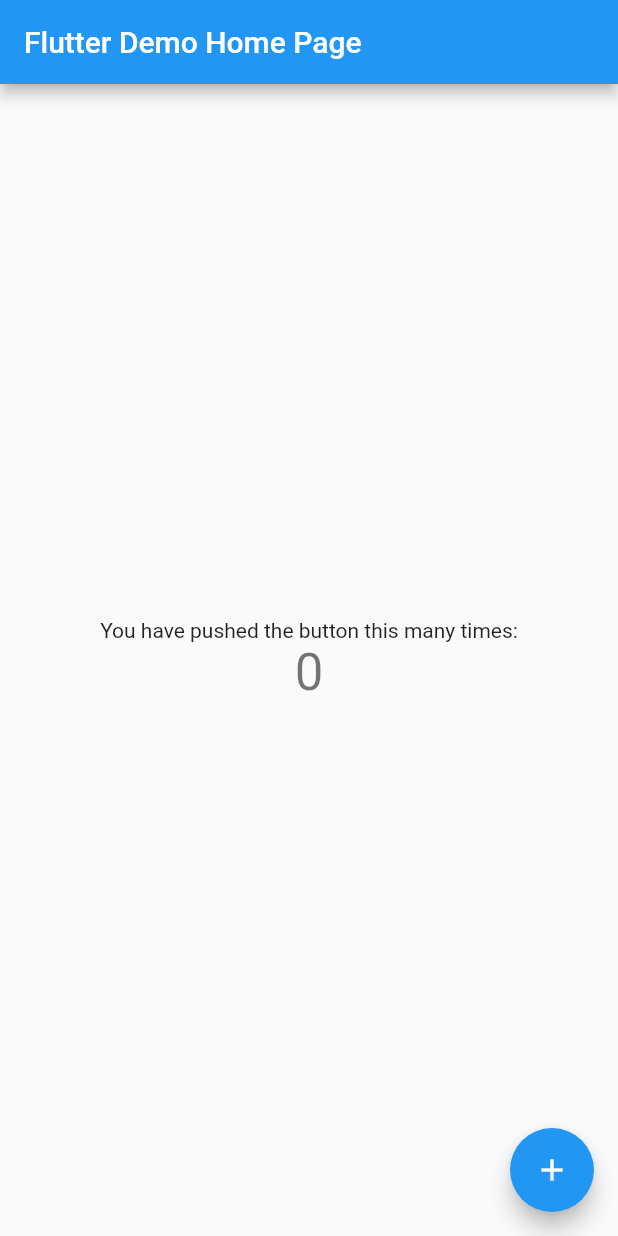
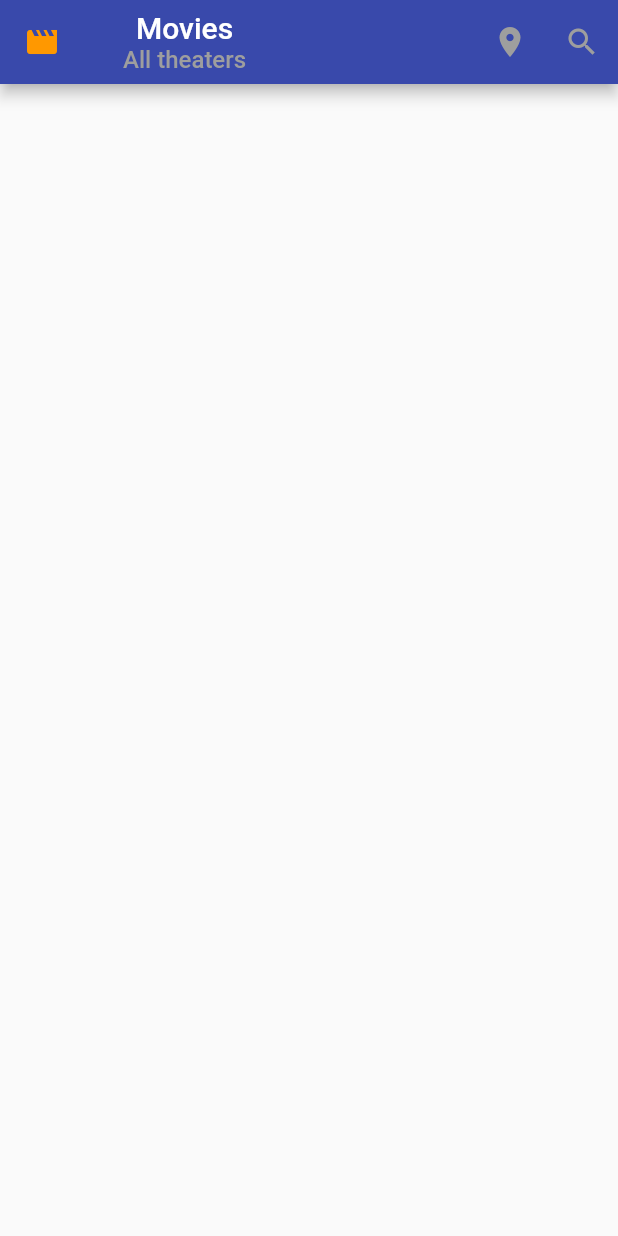
Before and after one commit to rayxhuang/flutter_movies_demo, a Flutter app: the screen it shows after launch, on a phone screen of 412 x 824 dp. Run offline on Flutter 3.47's test engine with Material 2 defaults, Android fonts, the phone set to English and light mode, and no system bars; our stand-ins replace data_connection_checker.

Commit message:
[Add] Home page UI

```diff
--- a/lib/main.dart
+++ b/lib/main.dart
@@ -1,117 +1,7 @@
 import 'package:flutter/material.dart';
+import 'package:flutter_app_demo/presentation/my_app.dart';
 
 void main() {
-  runApp(MyApp());
+  WidgetsFlutterBinding.ensureInitialized();
+  runApp(MyAppWidget());
 }
-
-class MyApp extends StatelessWidget {
-  // This widget is the root of your application.
-  @override
-  Widget build(BuildContext context) {
-    return MaterialApp(
-      title: 'Flutter Demo',
-      theme: ThemeData(
-        // This is the theme of your application.
-        //
-        // Try running your application with "flutter run". You'll see the
-        // application has a blue toolbar. Then, without quitting the app, try
-        // changing the primarySwatch below to Colors.green and then invoke
-        // "hot reload" (press "r" in the console where you ran "flutter run",
-        // or simply save your changes to "hot reload" in a Flutter IDE).
-        // Notice that the counter didn't reset back to zero; the application
-        // is not restarted.
-        primarySwatch: Colors.blue,
-        // This makes the visual density adapt to the platform that you run
-        // the app on. For desktop platforms, the controls will be smaller and
-        // closer together (more dense) than on mobile platforms.
-        visualDensity: VisualDensity.adaptivePlatformDensity,
-      ),
-      home: MyHomePage(title: 'Flutter Demo Home Page'),
-    );
-  }
-}
-
-class MyHomePage extends StatefulWidget {
-  MyHomePage({Key key, this.title}) : super(key: key);
-
-  // This widget is the home page of your application. It is stateful, meaning
-  // that it has a State object (defined below) that contains fields that affect
-  // how it looks.
-
-  // This class is the configuration for the state. It holds the values (in this
-  // case the title) provided by the parent (in this case the App widget) and
-  // used by the build method of the State. Fields in a Widget subclass are
-  // always marked "final".
-
-  final String title;
-
-  @override
-  _MyHomePageState createState() => _MyHomePageState();
-}
-
-class _MyHomePageState extends State<MyHomePage> {
-  int _counter = 0;
-
-  void _incrementCounter() {
-    setState(() {
-      // This call to setState tells the Flutter framework that something has
-      // changed in this State, which causes it to rerun the build method below
-      // so that the display can reflect the updated values. If we changed
-      // _counter without calling setState(), then the build method would not be
-      // called again, and so nothing would appear to happen.
-      _counter++;
-    });
-  }
-
-  @override
-  Widget build(BuildContext context) {
-    // This method is rerun every time setState is called, for instance as done
-    // by the _incrementCounter method above.
-    //
-    // The Flutter framework has been optimized to make rerunning build methods
-    // fast, so that you can just rebuild anything that needs updating rather
-    // than having to individually change instances of widgets.
-    return Scaffold(
-      appBar: AppBar(
-        // Here we take the value from the MyHomePage object that was created by
-        // the App.build method, and use it to set our appbar title.
-        title: Text(widget.title),
-      ),
-      body: Center(
-        // Center is a layout widget. It takes a single child and positions it
-        // in the middle of the parent.
-        child: Column(
-          // Column is also a layout widget. It takes a list of children and
-          // arranges them vertically. By default, it sizes itself to fit its
-          // children horizontally, and tries to be as tall as its parent.
-          //
-          // Invoke "debug painting" (press "p" in the console, choose the
-          // "Toggle Debug Paint" action from the Flutter Inspector in Android
-          // Studio, or the "Toggle Debug Paint" command in Visual Studio Code)
-          // to see the wireframe for each widget.
-          //
-          // Column has various properties to control how it sizes itself and
-          // how it positions its children. Here we use mainAxisAlignment to
-          // center the children vertically; the main axis here is the vertical
-          // axis because Columns are vertical (the cross axis would be
-          // horizontal).
-          mainAxisAlignment: MainAxisAlignment.center,
-          children: <Widget>[
-            Text(
-              'You have pushed the button this many times:',
-            ),
-            Text(
-              '$_counter',
-              style: Theme.of(context).textTheme.headline4,
-            ),
-          ],
-        ),
-      ),
-      floatingActionButton: FloatingActionButton(
-        onPressed: _incrementCounter,
-        tooltip: 'Increment',
-        child: Icon(Icons.add),
-      ), // This trailing comma makes auto-formatting nicer for build methods.
-    );
-  }
-}
--- /dev/null
+++ b/lib/presentation/my_app.dart
@@ -0,0 +1,61 @@
+import 'package:flutter/material.dart';
+
+import 'presentation_const.dart';
+
+class MyAppWidget extends StatelessWidget {
+  @override
+  Widget build(BuildContext context) {
+    return MaterialApp(
+        home: Scaffold(
+            appBar: AppBar(
+              backgroundColor: Colors.indigo[600],
+              leading: const Icon(
+                Icons.movie,
+                color: Colors.orange,
+              ),
+              title: Padding(
+                padding: const EdgeInsets.only(left: 10),
+                child: Row(
+                  children: [
+                    Column(
+                      children: [
+                        const Text(
+                          'Movies',
+                          style: TextStyle(
+                              fontSize: 20
+                          ),
+                        ),
+                        const Text(
+                          'All theaters',
+                          style: TextStyle(
+                            color: kAppBarSubTitleColor,
+                            fontSize: 16,
+                          ),
+                        ),
+                      ],
+                    ),
+                  ],
+                ),
+              ),
+              actions: [
+                IconButton(
+                  onPressed: (){},
+                  icon: const Icon(
+                    Icons.location_on,
+                    color: kAppBarSubTitleColor,
+                  ),
+                ),
+                IconButton(
+                  onPressed: (){},
+                  icon: const Icon(
+                    Icons.search,
+                    color: kAppBarSubTitleColor,
+                  ),
+                )
+              ],
+            ),
+            body: Container()
+        )
+    );
+  }
+}
--- /dev/null
+++ b/lib/presentation/presentation_const.dart
@@ -0,0 +1,3 @@
+import 'package:flutter/material.dart';
+
+const Color kAppBarSubTitleColor = Colors.grey;
```
Also changed, not shown: 1 other file.
